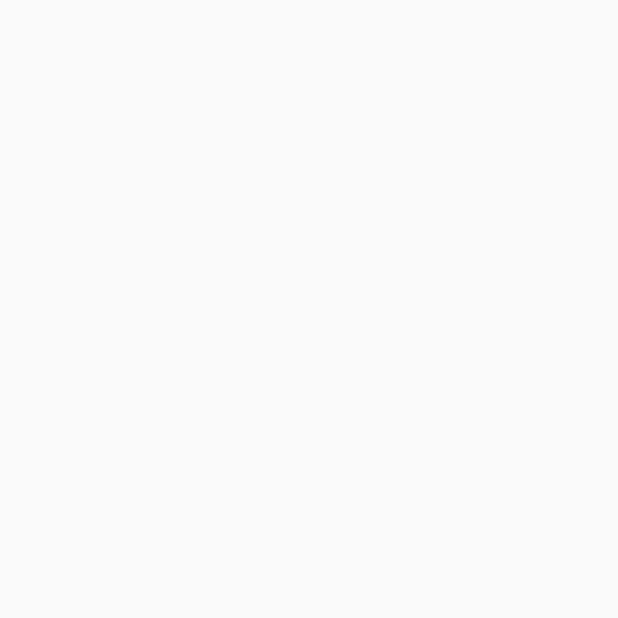
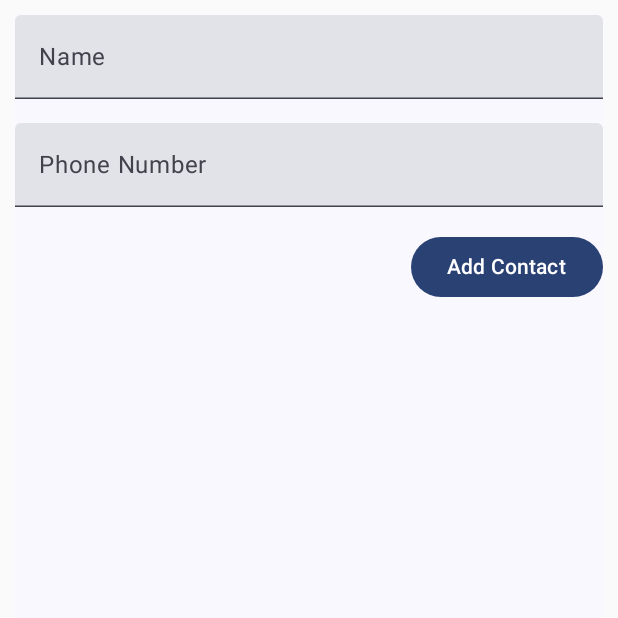
Before and after one commit to CroyzCamel/task_three_sqlite3, an Android app built with Jetpack Compose: the screen it shows after launch (MainActivity), on a phone screen of 412 x 824 dp, the top half of it. Before the commit the part shown is empty. Run offline under Robolectric (Android 15) with nearby library versions, the phone set to English and light mode, and no system bars.

Commit message:
Adding UI

```diff
--- a/app/src/main/java/com/example/task_three_sqlite3/ContactDatabaseHelper.kt
+++ b/app/src/main/java/com/example/task_three_sqlite3/ContactDatabaseHelper.kt
@@ -61,6 +61,4 @@ class ContactDatabaseHelper(context: Context) : SQLiteOpenHelper(context,DATABAS
         db.delete(TABLE_CONTACTS, "$COLUMN_ID = ?", arrayOf(id.toString()))
         db.close()
     }
-
-
 }
--- a/app/src/main/java/com/example/task_three_sqlite3/MainActivity.kt
+++ b/app/src/main/java/com/example/task_three_sqlite3/MainActivity.kt
@@ -4,23 +4,136 @@ import android.os.Bundle
 import androidx.activity.ComponentActivity
 import androidx.activity.compose.setContent
 import androidx.activity.enableEdgeToEdge
+import androidx.compose.foundation.background
+import androidx.compose.foundation.border
+import androidx.compose.foundation.layout.Column
+import androidx.compose.foundation.layout.Row
+import androidx.compose.foundation.layout.Spacer
 import androidx.compose.foundation.layout.fillMaxSize
+import androidx.compose.foundation.layout.fillMaxWidth
+import androidx.compose.foundation.layout.height
 import androidx.compose.foundation.layout.padding
+import androidx.compose.foundation.lazy.LazyColumn
+import androidx.compose.foundation.lazy.items
+import androidx.compose.foundation.shape.CircleShape
+import androidx.compose.material.icons.Icons
+import androidx.compose.material.icons.filled.Delete
+import androidx.compose.material3.Button
+import androidx.compose.material3.Icon
+import androidx.compose.material3.IconButton
+import androidx.compose.material3.MaterialTheme
 import androidx.compose.material3.Scaffold
 import androidx.compose.material3.Text
+import androidx.compose.material3.TextField
 import androidx.compose.runtime.Composable
+import androidx.compose.runtime.getValue
+import androidx.compose.runtime.mutableStateOf
+import androidx.compose.runtime.remember
+import androidx.compose.runtime.setValue
+import androidx.compose.ui.Alignment
 import androidx.compose.ui.Modifier
 import androidx.compose.ui.tooling.preview.Preview
+import androidx.compose.ui.unit.dp
 import com.example.task_three_sqlite3.ui.theme.Task_three_sqlite3Theme
 
 class MainActivity : ComponentActivity() {
+    private lateinit var dbHelper: ContactDatabaseHelper
+
     override fun onCreate(savedInstanceState: Bundle?) {
         super.onCreate(savedInstanceState)
         enableEdgeToEdge()
+        dbHelper = ContactDatabaseHelper(this@MainActivity)
         setContent {
             Task_three_sqlite3Theme {
-
+                ContactApp(dbHelper)
             }
         }
     }
 }
+
+@Composable
+fun ContactApp(dbHelper: ContactDatabaseHelper) {
+    var contacts by remember { mutableStateOf(dbHelper.getAllContacts()) }
+    var newContactName by remember { mutableStateOf("") }
+    var newContactPhoneNumber by remember { mutableStateOf("") }
+
+
+    Scaffold(modifier = Modifier.padding(10.dp)) { innerPadding ->
+        Column(
+            modifier = Modifier
+                .fillMaxSize()
+                .padding(innerPadding)
+        ) {
+            TextField(
+                value = newContactName,
+                onValueChange = { newContactName = it },
+                label = { Text("Name") },
+                modifier = Modifier.fillMaxWidth()
+            )
+            Spacer(modifier = Modifier.height(16.dp))
+            TextField(
+                value = newContactPhoneNumber,
+                onValueChange = { newContactPhoneNumber = it },
+                label = { Text(text = "Phone Number") },
+                modifier = Modifier.fillMaxWidth()
+            )
+            Spacer(modifier = Modifier.height(16.dp))
+            Button(
+                onClick = {
+                    val contactId = dbHelper.addContact(newContactName, newContactPhoneNumber)
+                    if (contactId != -1L) {
+                        contacts = dbHelper.getAllContacts()
+                        newContactName = ""
+                        newContactPhoneNumber = ""
+                    }
+                },
+                modifier = Modifier.align(Alignment.End)
+            ) {
+                Text(text = "Add Contact")
+            }
+            Spacer(modifier = Modifier.height(16.dp))
+            ContactList(contacts = contacts, onDelete = { contactid ->
+                dbHelper.deleteContacts(contactid)
+                contacts = dbHelper.getAllContacts()
+            })
+        }
+    }
+}
+
+@Composable
+fun ContactList(contacts: List<Contact>, onDelete: (Long) -> Unit) {
+    LazyColumn {
+        items(contacts) { contact ->
+            ContactItem(contact = contact, onDelete = onDelete)
+        }
+    }
+}
+
+@Composable
+fun ContactItem(contact: Contact, onDelete: (Long) -> Unit) {
+    Row(
+        modifier = Modifier
+            .fillMaxWidth()
+            .padding(16.dp),
+        verticalAlignment = Alignment.CenterVertically
+    ) {
+        Column(
+            modifier = Modifier
+                .border(
+                    width = 1.dp,
+                    color = MaterialTheme.colorScheme.primary,
+                    shape = CircleShape
+                )
+                .padding(start = 30.dp)
+                .fillMaxWidth()
+                .weight(1f)
+
+        ) {
+            Text(text = "Name: ${contact.name} ")
+            Text(text = "Cellphone: ${contact.phoneNumber}")
+        }
+        IconButton(onClick = { onDelete(contact.id) }, modifier = Modifier.weight(0.09f)) {
+            Icon(Icons.Default.Delete, contentDescription = "Delete")
+        }
+    }
+}
```
